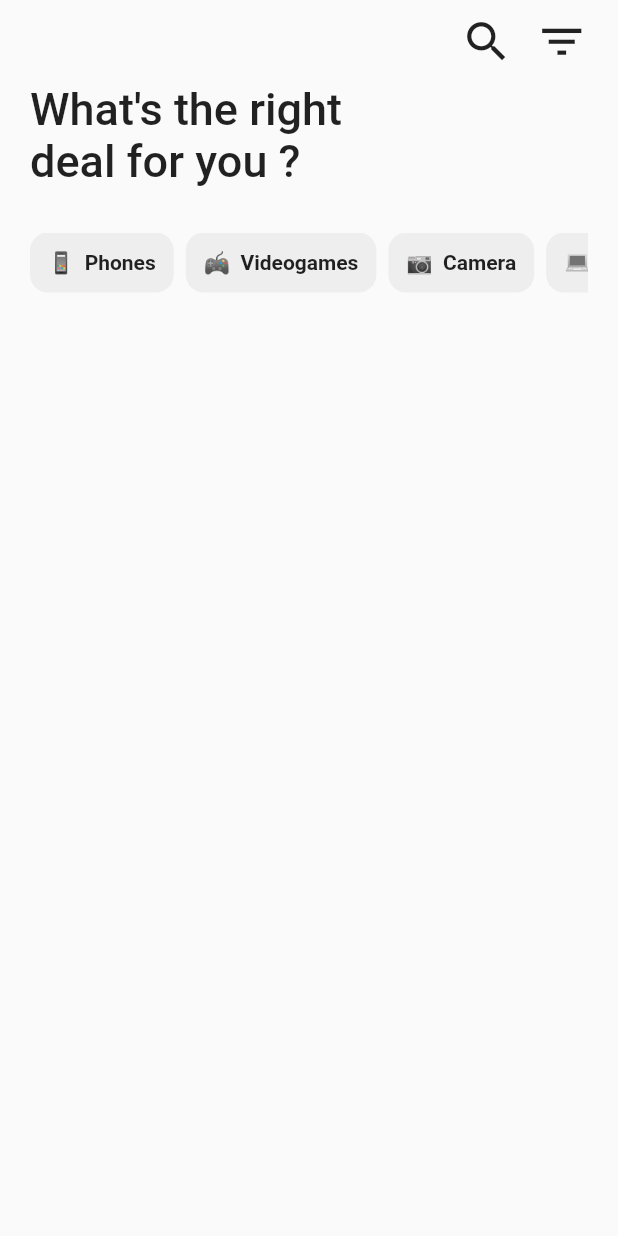
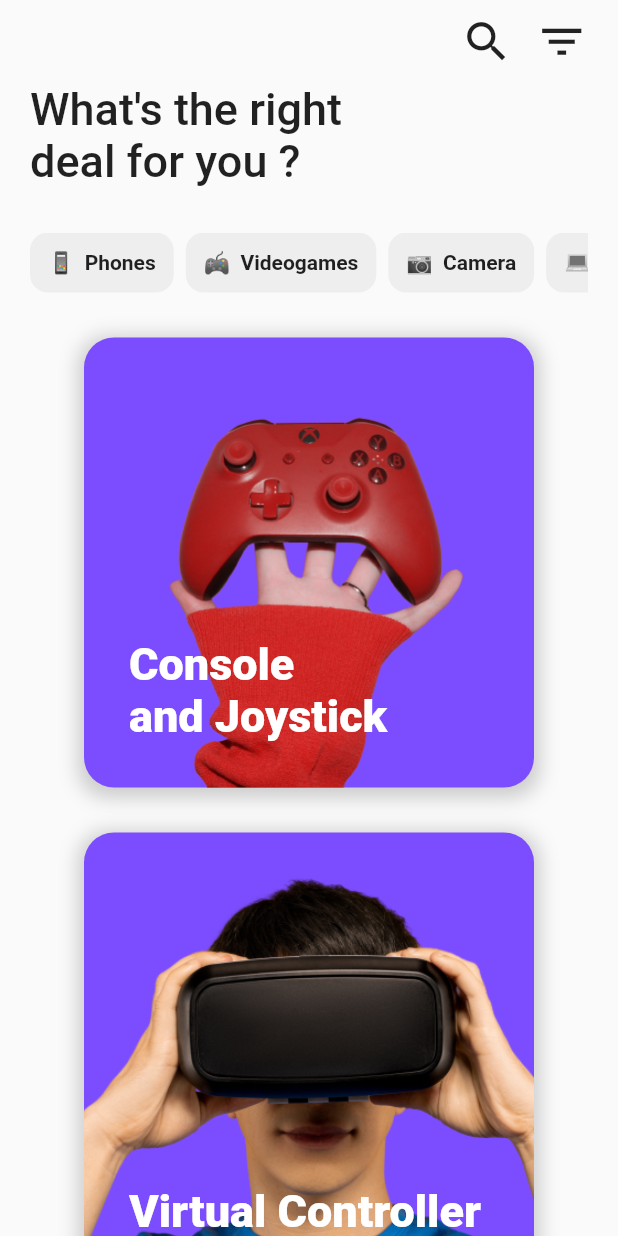
Before and after one commit to Ozurumba007/game_store_ui, a Flutter app: the screen it shows after launch, on a phone screen of 412 x 824 dp. Run offline on Flutter 3.47's test engine with Material 2 defaults, Android fonts, the phone set to English and light mode, and no system bars.

Commit message:
added the category to the home_page file

```diff
--- a/lib/component/category.dart
+++ b/lib/component/category.dart
@@ -1,7 +1,14 @@
 import 'package:flutter/material.dart';
 
 class Category extends StatelessWidget {
-  const Category({super.key});
+  final ImageProvider<Object> image;
+  final String text;
+
+  const Category({
+    super.key,
+    required this.image,
+    required this.text,
+  });
 
   @override
   Widget build(BuildContext context) {
@@ -20,15 +27,15 @@ class Category extends StatelessWidget {
             offset: Offset(0, 3),
           ),
         ],
-        image: const DecorationImage(
-          image: AssetImage('assets/xbox1.png'),
+        image: DecorationImage(
+          image: image,
           fit: BoxFit.cover,
         ),
       ),
-      child: const Align(
+      child: Align(
         alignment: Alignment.bottomLeft,
         child: Text(
-          'Console\nand Joystick',
+          text,
           style: TextStyle(
             color: Colors.white,
             fontSize: 30,
--- a/lib/pages/home_page.dart
+++ b/lib/pages/home_page.dart
@@ -1,5 +1,6 @@
 import 'package:flutter/material.dart';
 
+import '../component/category.dart';
 import '../component/list_of_product.dart';
 
 class HomePage extends StatefulWidget {
@@ -17,6 +18,7 @@ class _HomePageState extends State<HomePage> {
       body: SafeArea(
         child: Padding(
           padding: const EdgeInsets.symmetric(horizontal: 20.0),
+          child: SingleChildScrollView(
             child: Column(
               children: [
                 sizedBox10,
@@ -67,8 +69,19 @@ class _HomePageState extends State<HomePage> {
                     ],
                   ),
                 ),
+                // category
                 const SizedBox(height: 30),
+                const Category(
+                  image: AssetImage('assets/xbox1.png'),
+                  text: 'Console\nand Joystick',
+                ),
+                const SizedBox(height: 30),
+                const Category(
+                  image: AssetImage('assets/virtualgame.png'),
+                  text: 'Virtual Controller',
+                ),
               ],
+            ),
           ),
         ),
       ),
```
Lines whose indentation alone changed are shown as unchanged.
